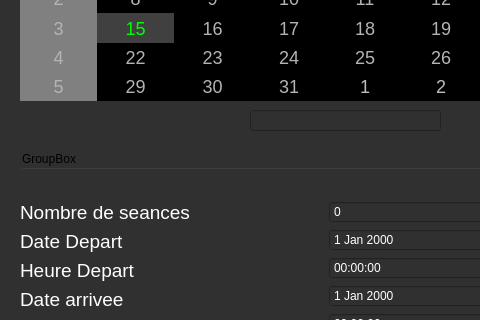
Above: editseance.ui from Pepinonte/InterfaceAgenda before the change; both pictures show x 0 to 480 and y 180 to 500 of the 660 by 672 pixel window. Below: the same form after it.
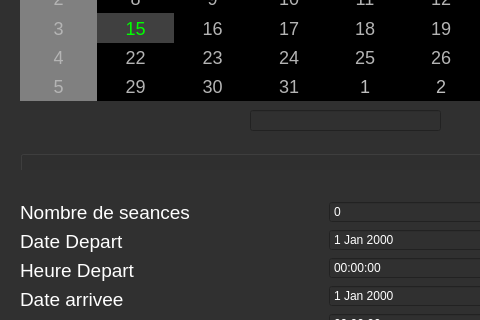
That is the form after the change.

What changed in the file:
```diff
--- a/editseance.ui
+++ b/editseance.ui
@@ -59,7 +59,7 @@
     </rect>
    </property>
    <property name="title">
-    <string>GroupBox</string>
+    <string/>
    </property>
    <widget class="QWidget" name="verticalLayoutWidget_3">
     <property name="geometry">
```
